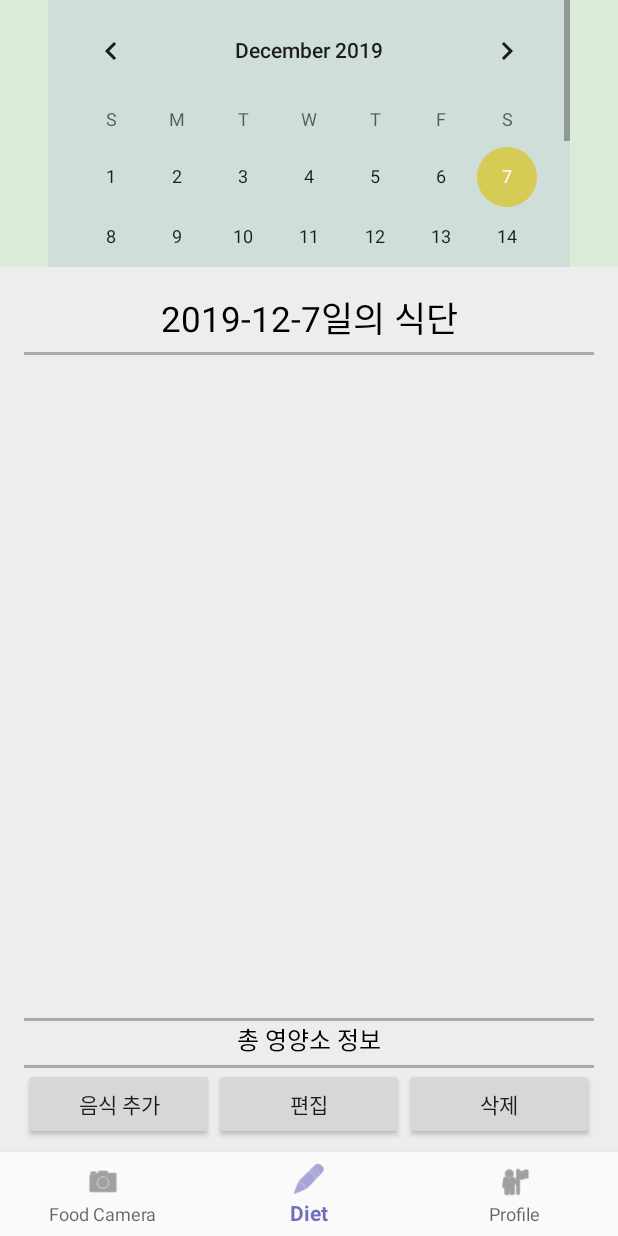
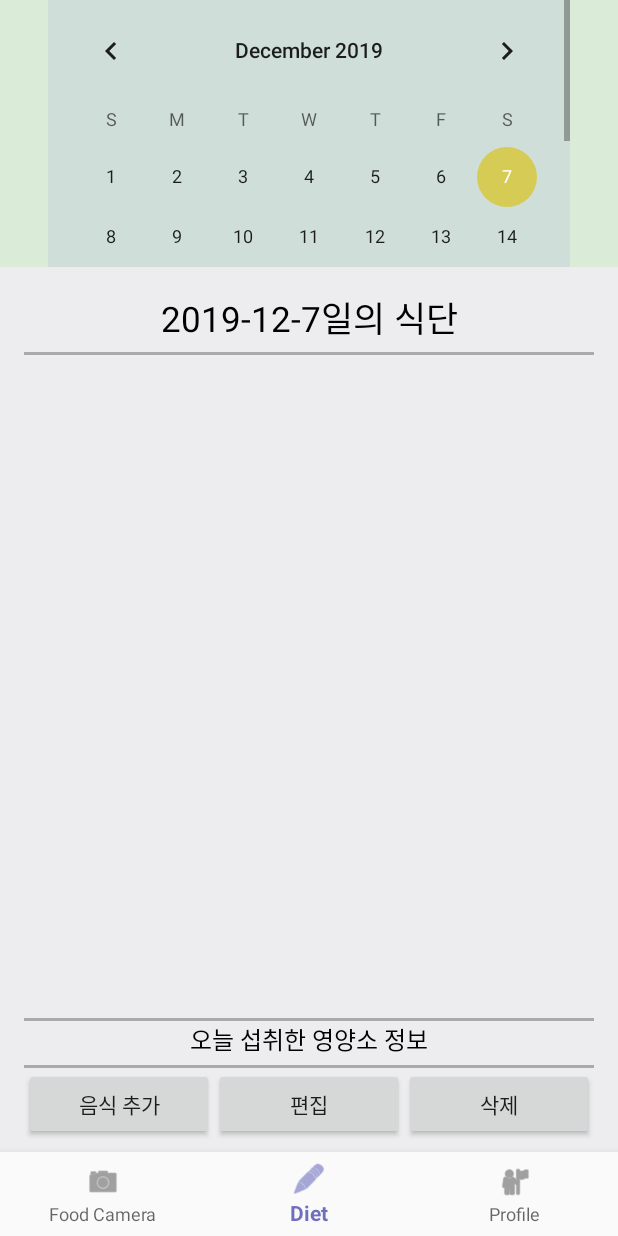
Before and after one commit to dnsldnsl07/Kcalmera, an Android app: the DietFragment screen opened directly, with no data from a screen before it, on a phone screen of 412 x 824 dp. Run offline under Robolectric (Android 15) with nearby library versions, the phone set to English and light mode, and no system bars; our stand-ins replace navigation-ui; libraries missing offline, so code that uses them is left out: com.gun0912.tedpermission; 1 statement that could not run was skipped.

Commit message:
버그 수정

```diff
--- a/app/src/main/java/com/example/kcalmera/ui/diet/DietFragment.java
+++ b/app/src/main/java/com/example/kcalmera/ui/diet/DietFragment.java
@@ -92,7 +92,7 @@ public class DietFragment extends Fragment {
             fat+=amount*items.get(i).fat;
         }
 
-        return String.format("총 영양소 정보\n총 칼로리: %.1f kcal \n탄수화물: %.1fg   단백질: %.1fg   지방: %.1fg ",kcal,carbohydrate,protein,fat);
+        return String.format("＊오늘 섭취한 영양소 정보＊\n칼로리: %.1f kcal \n탄수화물: %.1fg   단백질: %.1fg   지방: %.1fg ",kcal,carbohydrate,protein,fat);
     }
 
 
--- a/app/src/main/res/layout/activity_test2.xml
+++ b/app/src/main/res/layout/activity_test2.xml
@@ -52,7 +52,7 @@
         android:layout_marginTop="0dp"
         android:fontFamily="sans-serif"
         android:gravity="center"
-        android:text="총 영양소 정보"
+        android:text="오늘 섭취한 영양소 정보"
         android:textColor="@color/myDate_text"
         android:textSize="16sp" />
 
--- a/app/src/main/res/layout/fragment_profile.xml
+++ b/app/src/main/res/layout/fragment_profile.xml
@@ -50,6 +50,7 @@
                 android:layout_height="wrap_content"
                 android:background="@android:color/transparent"
                 android:focusableInTouchMode="false"
+                android:singleLine="true"
                 android:text="조영운"
                 android:textSize="23dp" />
         </LinearLayout>
@@ -75,6 +76,7 @@
                 android:background="@android:color/transparent"
                 android:focusableInTouchMode="false"
                 android:maxLength="2"
+                android:singleLine="true"
                 android:text="남성"
                 android:textSize="23dp" />
         </LinearLayout>
@@ -102,6 +104,7 @@
                 android:focusableInTouchMode="false"
                 android:inputType="number"
                 android:maxLength="3"
+                android:singleLine="true"
                 android:text="25"
                 android:textSize="23dp"
                 app:layout_constraintStart_toEndOf="@+id/ageText" />
@@ -139,6 +142,7 @@
                 android:focusableInTouchMode="false"
                 android:maxLength="6"
                 android:inputType="numberDecimal"
+                android:singleLine="true"
                 android:text="178"
                 android:textSize="23dp" />
 
@@ -175,6 +179,7 @@
                 android:focusableInTouchMode="false"
                 android:maxLength="6"
                 android:inputType="numberDecimal"
+                android:singleLine="true"
                 android:text="70"
                 android:textSize="23dp" />
 
```
